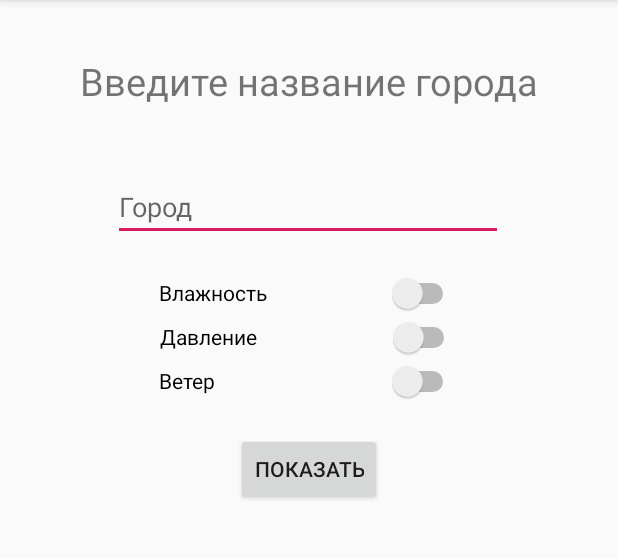
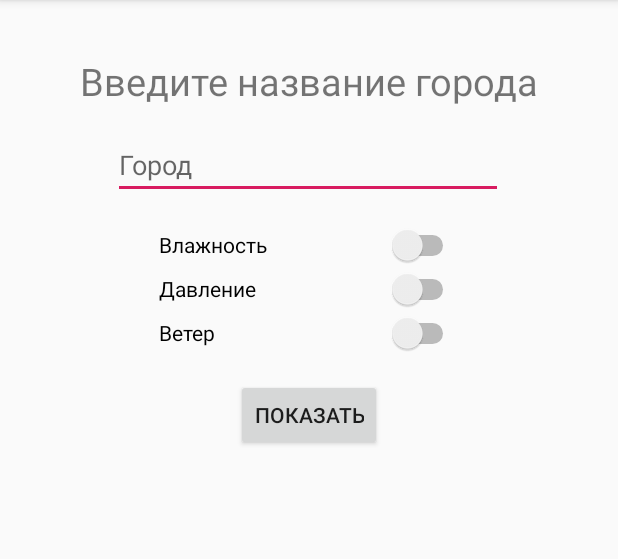
Before and after one commit to javaist/geekbrains-android-basics, an Android app: the screen it shows after launch (MainActivity), on a phone screen of 412 x 824 dp, the part 84-643 px from its top. Run offline under Robolectric (Android 15) with nearby library versions, the phone set to English and light mode, and no system bars.

Commit message:
Lesson 3: Answer (partial)

```diff
--- a/app/src/main/res/layout/activity_main.xml
+++ b/app/src/main/res/layout/activity_main.xml
@@ -23,7 +23,7 @@
         android:id="@+id/searchInput"
         android:layout_width="260dp"
         android:layout_height="wrap_content"
-        android:layout_marginTop="44dp"
+        android:layout_marginTop="16dp"
         android:inputType="text"
         android:hint="@string/searchStringHint"
         app:layout_constraintEnd_toEndOf="parent"
@@ -35,7 +35,7 @@
         android:id="@+id/searchButton"
         android:layout_width="wrap_content"
         android:layout_height="wrap_content"
-        android:layout_marginTop="20dp"
+        android:layout_marginTop="16dp"
         android:text="@string/searchButton"
         app:layout_constraintEnd_toEndOf="parent"
         app:layout_constraintStart_toStartOf="parent"
@@ -45,7 +45,7 @@
         android:id="@+id/humiditySwitch"
         android:layout_width="200dp"
         android:layout_height="29dp"
-        android:layout_marginTop="20dp"
+        android:layout_marginTop="16dp"
         android:text="@string/humiditySwitch"
         app:layout_constraintEnd_toEndOf="parent"
         app:layout_constraintStart_toStartOf="parent"
@@ -57,7 +57,6 @@
         android:layout_height="29dp"
         android:text="@string/pressureSwitch"
         app:layout_constraintEnd_toEndOf="parent"
-        app:layout_constraintHorizontal_bias="0.502"
         app:layout_constraintStart_toStartOf="parent"
         app:layout_constraintTop_toBottomOf="@+id/humiditySwitch" />
 
```
